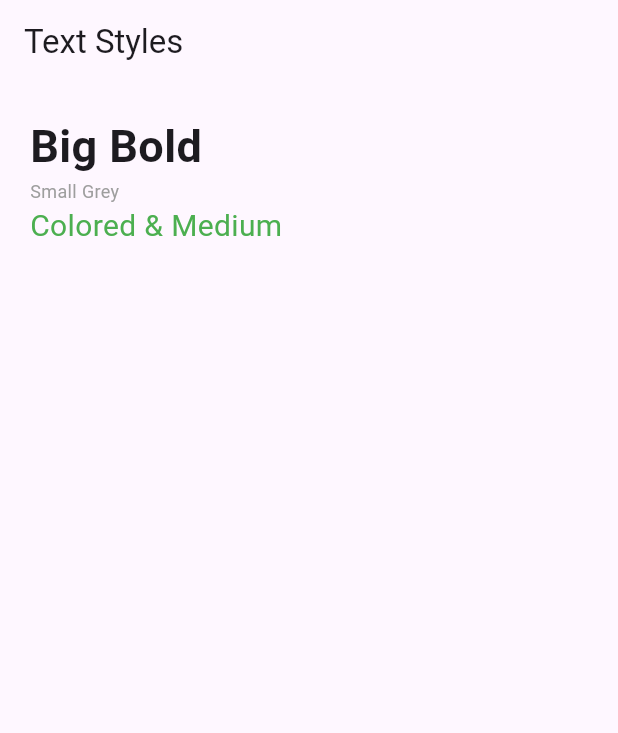
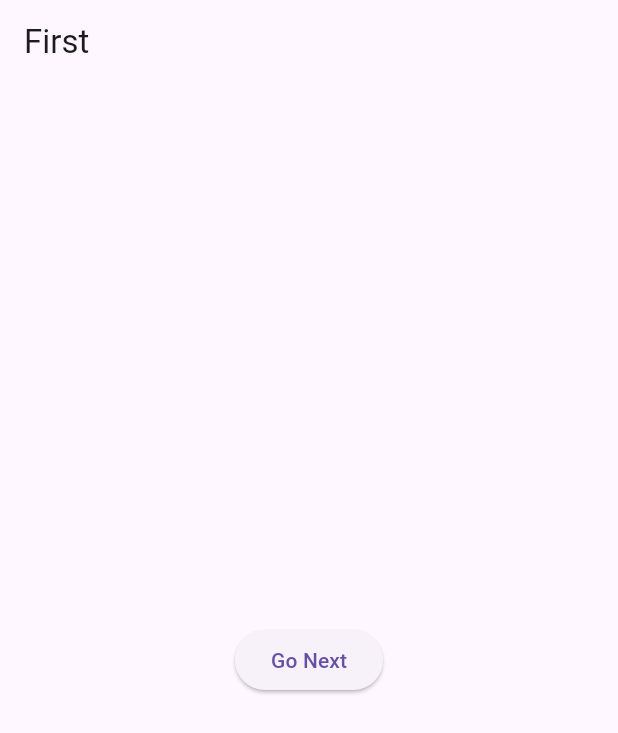
Before and after one commit to mim-tech-hesh/flutter_problemsolve_mim, a Flutter app: the screen it shows after launch, on a phone screen of 412 x 824 dp. Shown: the top 733 px of the screen. Run offline on Flutter 3.47's test engine with Material 3 defaults, Android fonts, the phone set to English and light mode, and no system bars.

Commit message:
Tracker problem-5

```diff
--- a/lib/main.dart
+++ b/lib/main.dart
@@ -1,32 +1,36 @@
 import 'package:flutter/material.dart';
 
-void main() => runApp(MaterialApp(home: D()));
+void main() => runApp(E());
 
-class D extends StatelessWidget {
+class E extends StatelessWidget {
+  @override
+  Widget build(BuildContext c) {
+    return MaterialApp(home: F());
+  }
+}
+
+class F extends StatelessWidget {
   @override
   Widget build(BuildContext c) {
     return Scaffold(
-      appBar: AppBar(title: Text('Text Styles')),
-      body: Padding(
-        padding: const EdgeInsets.all(20),
-        child: Column(
-          crossAxisAlignment: CrossAxisAlignment.start,
-          children: [
-            Text(
-              'Big Bold',
-              style: TextStyle(fontSize: 30, fontWeight: FontWeight.bold),
-            ),
-            Text(
-              'Small Grey',
-              style: TextStyle(fontSize: 12, color: Colors.grey),
-            ),
-            Text(
-              'Colored & Medium',
-              style: TextStyle(fontSize: 20, color: Colors.green),
-            ),
-          ],
+      appBar: AppBar(title: Text('First')), // optional, just for better UX
+      body: Center(
+        child: ElevatedButton(
+          child: Text('Go Next'),
+          onPressed:
+              () => Navigator.push(c, MaterialPageRoute(builder: (_) => G())),
         ),
       ),
     );
   }
 }
+
+class G extends StatelessWidget {
+  @override
+  Widget build(BuildContext c) {
+    return Scaffold(
+      appBar: AppBar(title: Text('Second')),
+      body: Center(child: Text('Second Screen')),
+    );
+  }
+}
```
